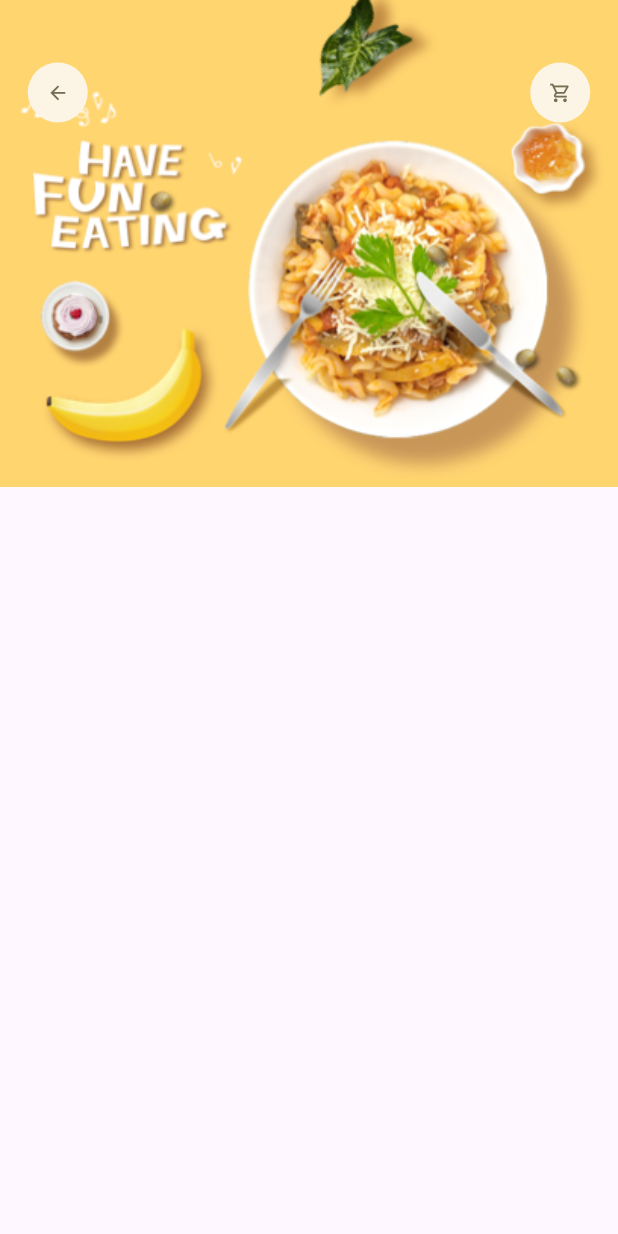
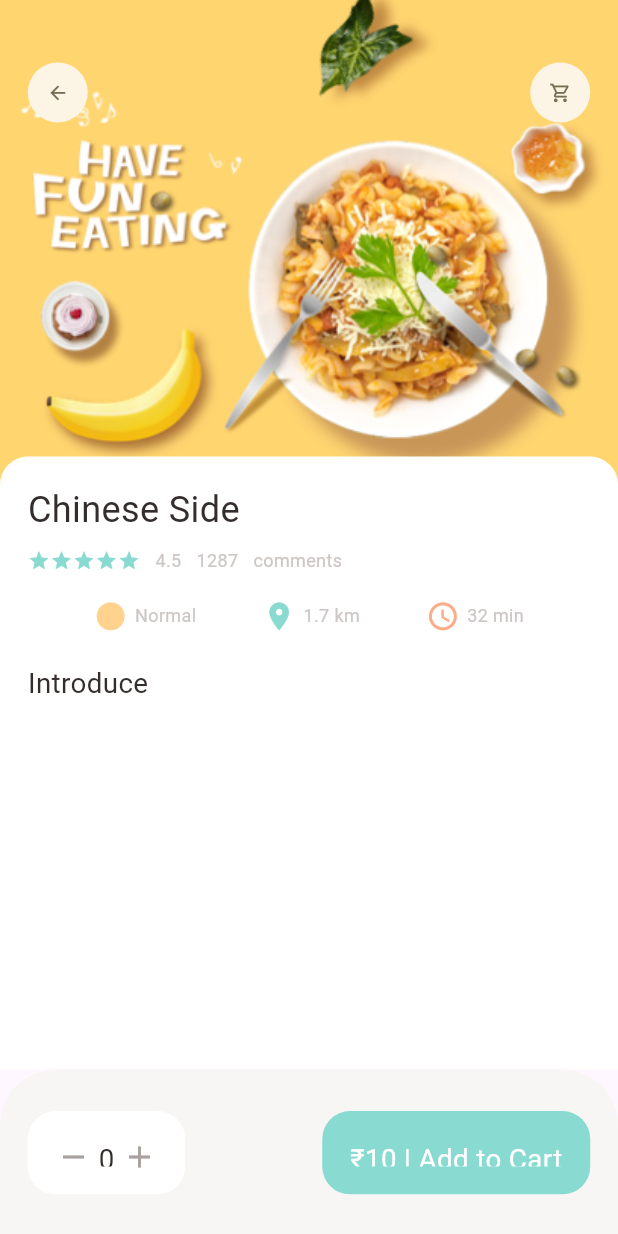
Before and after one commit to mihirsingh3838/foodie, a Flutter app: the screen it shows after launch, on a phone screen of 412 x 824 dp. Run offline on Flutter 3.47's test engine with Material 2 defaults, Android fonts, the phone set to English and light mode, and no system bars; our stand-ins replace dots_indicator, get.

Commit message:
Popular food bottom navigation

```diff
--- a/lib/pages/food/popular_food_details.dart
+++ b/lib/pages/food/popular_food_details.dart
@@ -1,8 +1,9 @@
-import 'package:flutter/foundation.dart';
 import 'package:flutter/material.dart';
-import 'package:flutter/widgets.dart';
+import 'package:foodie/utils/colors.dart';
 import 'package:foodie/utils/dimensions.dart';
+import 'package:foodie/widgets/app_column.dart';
 import 'package:foodie/widgets/app_icon.dart';
+import 'package:foodie/widgets/big_text.dart';
 
 class PopularFoodDetails extends StatelessWidget {
   const PopularFoodDetails({super.key});
@@ -37,8 +38,105 @@ class PopularFoodDetails extends StatelessWidget {
                 AppIcon(icon: Icons.shopping_cart_outlined),
               ],
             ),
+          ),
+          Positioned(
+            left: 0,
+            right: 0,
+            top: Dimensions.popularFoodImgSize - 20,
+            bottom: 0,
+            child: Container(
+                padding: EdgeInsets.only(
+                  left: Dimensions.width20,
+                  right: Dimensions.width20,
+                  top: Dimensions.height20,
+                ),
+                decoration: BoxDecoration(
+                    borderRadius: BorderRadius.only(
+                      topRight: Radius.circular(Dimensions.radius20),
+                      topLeft: Radius.circular(Dimensions.radius20),
+                    ),
+                    color: Colors.white),
+                child: const Column(
+                  crossAxisAlignment: CrossAxisAlignment.start,
+                  children: [
+                    AppColumn(
+                      text: "Chinese Side",
+                    ),
+                    SizedBox(
+                      height: 20,
+                    ),
+                    BigText(text: "Introduce")
+                  ],
+                )),
           )
         ],
+      ),
+      bottomNavigationBar: Container(
+        height: Dimensions.bottomHeightBar,
+        padding: EdgeInsets.only(
+          top: Dimensions.height30,
+          bottom: Dimensions.height30,
+          left: Dimensions.width20,
+          right: Dimensions.width20,
+        ),
+        decoration: BoxDecoration(
+          color: AppColors.buttonBackgroundColor,
+          borderRadius: BorderRadius.only(
+            topLeft: Radius.circular(Dimensions.radius20 * 2),
+            topRight: Radius.circular(Dimensions.radius20 * 2),
+          ),
+        ),
+        child: Row(
+          mainAxisAlignment: MainAxisAlignment.spaceBetween,
+          children: [
+            Container(
+              padding: EdgeInsets.only(
+                top: Dimensions.height20,
+                bottom: Dimensions.height20,
+                left: Dimensions.width20,
+                right: Dimensions.width20,
+              ),
+              decoration: BoxDecoration(
+                borderRadius: BorderRadius.circular(Dimensions.radius20),
+                color: Colors.white,
+              ),
+              child: Row(
+                children: [
+                  Icon(
+                    Icons.remove,
+                    color: AppColors.signColor,
+                  ),
+                  SizedBox(
+                    width: Dimensions.width10 / 2,
+                  ),
+                  const BigText(text: "0"),
+                  SizedBox(
+                    width: Dimensions.width10 / 2,
+                  ),
+                  Icon(
+                    Icons.add,
+                    color: AppColors.signColor,
+                  )
+                ],
+              ),
+            ),
+            Container(
+              padding: EdgeInsets.only(
+                  top: Dimensions.height20,
+                  bottom: Dimensions.height20,
+                  left: Dimensions.width20,
+                  right: Dimensions.width20),
+              decoration: BoxDecoration(
+                borderRadius: BorderRadius.circular(Dimensions.radius20),
+                color: AppColors.mainColor,
+              ),
+              child: const BigText(
+                text: "₹10 | Add to Cart",
+                color: Colors.white,
+              ),
+            )
+          ],
+        ),
       ),
     );
   }
--- a/lib/pages/home/food_page_body.dart
+++ b/lib/pages/home/food_page_body.dart
@@ -1,6 +1,7 @@
 import 'package:flutter/material.dart';
 import 'package:foodie/utils/colors.dart';
 import 'package:foodie/utils/dimensions.dart';
+import 'package:foodie/widgets/app_column.dart';
 import 'package:foodie/widgets/big_text.dart';
 import 'package:foodie/widgets/icon_text.dart';
 import 'package:foodie/widgets/small_text.dart';
@@ -111,58 +112,11 @@ class _FoodPageBodyState extends State<FoodPageBody> {
                 ],
               ),
               child: Container(
-                padding: EdgeInsets.only(
-                    top: Dimensions.height15, left: 15, right: 15),
-                child: Column(
-                  crossAxisAlignment: CrossAxisAlignment.start,
-                  children: [
-                    const BigText(text: 'Chinese Side'),
-                    SizedBox(
-                      height: Dimensions.height10,
-                    ),
-                    Row(
-                      children: [
-                        Wrap(
-                          children: List.generate(
-                            5,
-                            (index) => Icon(
-                              Icons.star,
-                              color: AppColors.mainColor,
-                              size: 15,
-                            ),
-                          ),
-                        ),
-                        const SizedBox(width: 10),
-                        const SmallText(text: '4.5'),
-                        const SizedBox(width: 10),
-                        const SmallText(text: '1287'),
-                        const SizedBox(width: 10),
-                        const SmallText(text: 'comments'),
-                      ],
-                    ),
-                    SizedBox(
-                      height: Dimensions.height20,
-                    ),
-                    Row(
-                      mainAxisAlignment: MainAxisAlignment.spaceEvenly,
-                      children: [
-                        IconText(
-                            icon: Icons.circle_sharp,
-                            text: 'Normal',
-                            iconColor: AppColors.iconColor1),
-                        IconText(
-                            icon: Icons.location_on,
-                            text: '1.7 km',
-                            iconColor: AppColors.iconColor1),
-                        IconText(
-                            icon: Icons.access_time_rounded,
-                            text: '32 min',
-                            iconColor: AppColors.iconColor2)
-                      ],
-                    )
-                  ],
-                ),
-              ),
+                  padding: EdgeInsets.only(
+                      top: Dimensions.height15, left: 15, right: 15),
+                  child: const AppColumn(
+                    text: "Indian Side",
+                  )),
             ),
           )
         ],
--- a/lib/utils/dimensions.dart
+++ b/lib/utils/dimensions.dart
@@ -23,7 +23,9 @@ class Dimensions {
   static double width30 = screenHeight / 29.67;
   //static double width45 = screenHeight / 19.78;
 
+  //font size
   static double font20 = screenHeight / 44.51;
+  static double font26 = screenHeight / 34.24;
 
   static double radius15 = screenHeight / 59.35;
   static double radius20 = screenHeight / 44.51;
@@ -39,4 +41,7 @@ class Dimensions {
 
   //Popular food
   static double popularFoodImgSize = screenHeight / 2.54;
+
+  //bottom height
+  static double bottomHeightBar = screenHeight / 7.419;
 }
--- /dev/null
+++ b/lib/widgets/app_column.dart
@@ -0,0 +1,67 @@
+import 'package:flutter/foundation.dart';
+import 'package:flutter/material.dart';
+import 'package:foodie/utils/colors.dart';
+import 'package:foodie/utils/dimensions.dart';
+import 'package:foodie/widgets/big_text.dart';
+import 'package:foodie/widgets/icon_text.dart';
+import 'package:foodie/widgets/small_text.dart';
+
+class AppColumn extends StatelessWidget {
+  const AppColumn({super.key, required this.text});
+  final String text;
+
+  @override
+  Widget build(BuildContext context) {
+    return Container(
+      child: Column(
+        crossAxisAlignment: CrossAxisAlignment.start,
+        children: [
+          BigText(text: text, size: Dimensions.font26,),
+          SizedBox(
+            height: Dimensions.height10,
+          ),
+          Row(
+            children: [
+              Wrap(
+                children: List.generate(
+                  5,
+                  (index) => Icon(
+                    Icons.star,
+                    color: AppColors.mainColor,
+                    size: 15,
+                  ),
+                ),
+              ),
+              const SizedBox(width: 10),
+              const SmallText(text: '4.5'),
+              const SizedBox(width: 10),
+              const SmallText(text: '1287'),
+              const SizedBox(width: 10),
+              const SmallText(text: 'comments'),
+            ],
+          ),
+          SizedBox(
+            height: Dimensions.height20,
+          ),
+          Row(
+            mainAxisAlignment: MainAxisAlignment.spaceEvenly,
+            children: [
+              IconText(
+                  icon: Icons.circle_sharp,
+                  text: 'Normal',
+                  iconColor: AppColors.iconColor1),
+              IconText(
+                  icon: Icons.location_on,
+                  text: '1.7 km',
+                  iconColor: AppColors.mainColor),
+              IconText(
+                  icon: Icons.access_time_rounded,
+                  text: '32 min',
+                  iconColor: AppColors.iconColor2)
+            ],
+          )
+        ],
+      ),
+    );
+  }
+}
```
